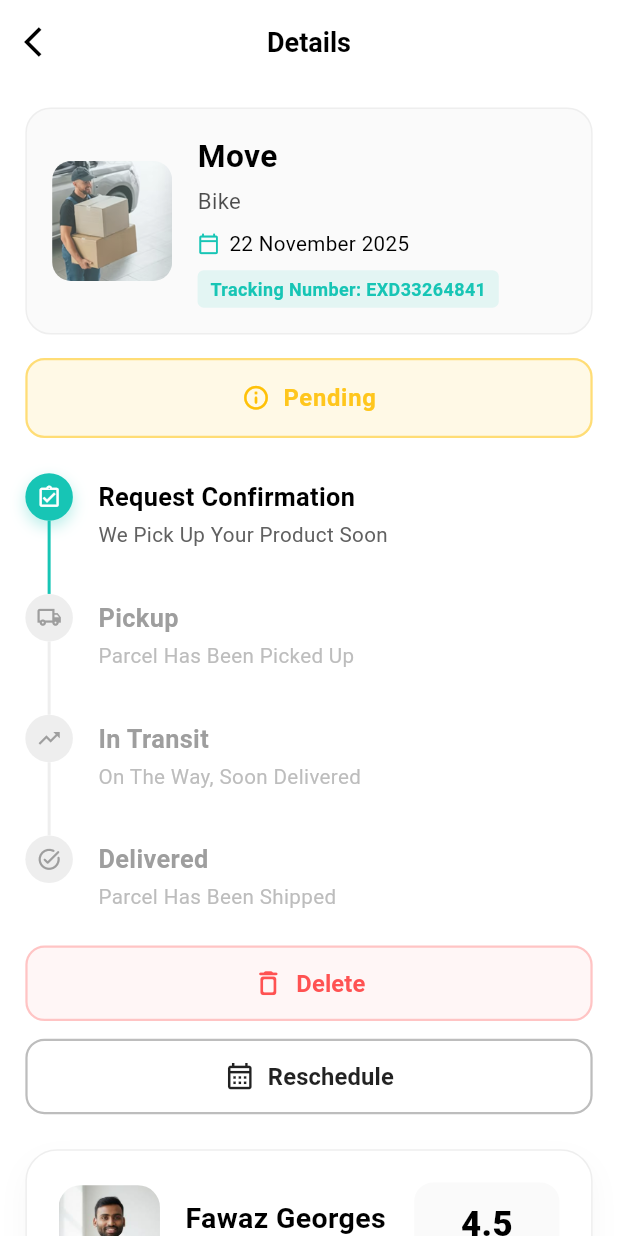
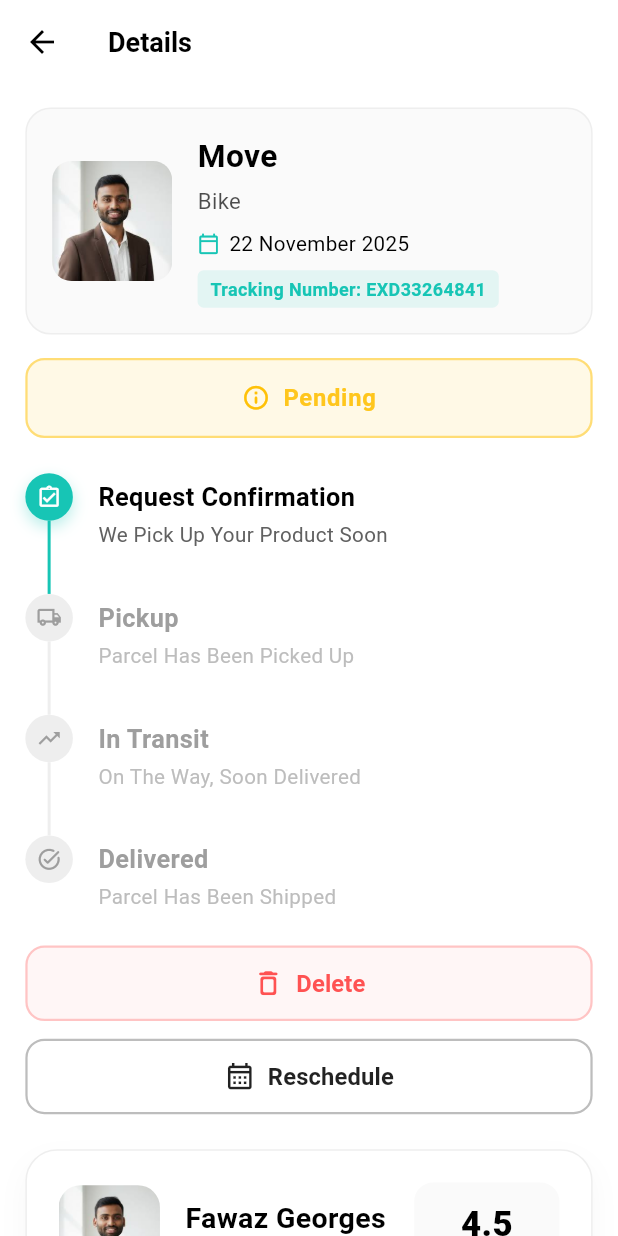
Before and after one commit to learnwithmotaleb/jeebjab_development, a Flutter app: the NotificationDetailsScreen screen opened by its route, on a phone screen of 412 x 824 dp. Run offline on Flutter 3.47's test engine with Material 3 defaults, Android fonts, the phone set to English and light mode, and no system bars; our stand-ins replace device_preview, get, hive, image_picker, internet_connection_checker_plus, logger and 4 more; accounts and stored records are empty.

Commit message:
android completed

```diff
--- a/lib/main.dart
+++ b/lib/main.dart
@@ -25,9 +25,6 @@ void main() async {
   Get.put(DeliveryController(), permanent: true);
 
   runApp(
-    DevicePreviewWrapper(
-        child: MyApp()
-    )
-
+     MyApp()
   );
 }
--- a/lib/presentation/screen/auth/signup/screen/signup_screen.dart
+++ b/lib/presentation/screen/auth/signup/screen/signup_screen.dart
@@ -186,6 +186,7 @@ class _SignupScreenState extends State<SignupScreen> {
   Widget _buildHeader({required double fontSize, required double logoSize}) {
     return Padding(
       padding: const EdgeInsets.symmetric(horizontal: 20),
+      child: SingleChildScrollView(
         child: Column(
           mainAxisAlignment: MainAxisAlignment.center,
           children: [
@@ -222,6 +223,7 @@ class _SignupScreenState extends State<SignupScreen> {
             ),
           ],
         ),
+      ),
     );
   }
 
--- a/lib/presentation/screen/notification_detalis/controller/notification_details_controller.dart
+++ b/lib/presentation/screen/notification_detalis/controller/notification_details_controller.dart
@@ -15,7 +15,7 @@ class NotificationDetailsController extends GetxController {
   RxString itemSubtype = 'Bike'.obs;
   RxString itemDate = '22 November 2025'.obs;
   RxString trackingNumber = 'EXD33264841'.obs;
-  RxString imagePath = AppImages.homeImage1.obs;
+  RxString imagePath = AppImages.profileImage.obs;
   RxString status = 'pending'.obs; // "pending", "in_transit", "delivered"
 
   RxString driverName = 'Fawaz Georges'.obs;
--- a/lib/presentation/screen/notification_detalis/screen/notification_details_screen.dart
+++ b/lib/presentation/screen/notification_detalis/screen/notification_details_screen.dart
@@ -669,6 +669,30 @@ class _NotificationDetailsScreenState
             // Action Buttons
             Row(
               children: [
+                if(controller.status == 'delivered')
+                  Expanded(
+                    child: ElevatedButton.icon(
+                      onPressed: controller.onMessagePressed,
+                      icon: Icon(Icons.chat_bubble_outline_rounded, size: Dimensions.f(18), color: Colors.white),
+                      label: Text(
+                        AppStrings.message.tr,
+                        style: TextStyle(
+                          fontSize: Dimensions.f(15),
+                          fontWeight: FontWeight.w700,
+                          color: Colors.white,
+                        ),
+                      ),
+                      style: ElevatedButton.styleFrom(
+                        padding: EdgeInsets.symmetric(vertical: Dimensions.h(14)),
+                        backgroundColor: AppColors.primaryColor,
+                        shape: RoundedRectangleBorder(
+                          borderRadius: BorderRadius.circular(Dimensions.r(12)),
+                        ),
+                        elevation: 0,
+                      ),
+                    ),
+                  ),
+
                 if (controller.status.value != 'delivered')
                   Expanded(
                     child: ElevatedButton.icon(
--- a/lib/widget/custom_appbar.dart
+++ b/lib/widget/custom_appbar.dart
@@ -1,5 +1,6 @@
 import 'package:flutter/material.dart';
 import '../../utils/app_colors/app_colors.dart';
+import '../core/platform/platform_helper.dart';
 
 class CommonAppBar extends StatelessWidget implements PreferredSizeWidget {
   final String title;
@@ -32,16 +33,20 @@ class CommonAppBar extends StatelessWidget implements PreferredSizeWidget {
       automaticallyImplyLeading: false,
       backgroundColor: backgroundColor,
       elevation: 0,
-      centerTitle: true,
+      centerTitle: PlatformHelper.isIOS ? true : false,
 
-      // BACK BUTTON
+      // ✅ PLATFORM BASED BACK BUTTON
       leading: showBack
           ? IconButton(
         icon: Icon(
-          Icons.arrow_back_ios,
+          PlatformHelper.isIOS
+              ? Icons.arrow_back_ios
+              : Icons.arrow_back,
           color: backIconColor,
+          size: PlatformHelper.isIOS ? 20 : 24,
         ),
-        onPressed: onBack ?? () => Navigator.of(context).maybePop(),
+        onPressed:
+        onBack ?? () => Navigator.of(context).maybePop(),
       )
           : null,
 
--- a/pubspec.yaml
+++ b/pubspec.yaml
@@ -3,7 +3,7 @@ description: "A new Flutter project."
 
 publish_to: 'none'
 
-version: 1.0.2+2
+version: 1.0.2+3
 
 environment:
   sdk: ^3.10.7
```
Also changed, not shown: lib/presentation/screen/bottom_nav/page/home/screen/home_screen.dart (+8 -13 lines), lib/presentation/screen/chat/controller/chat_controller.dart (+75 -4 lines), lib/presentation/screen/chat/widget/chat_input_widget.dart (+103 -62 lines). Lines whose indentation alone changed are shown as unchanged.
